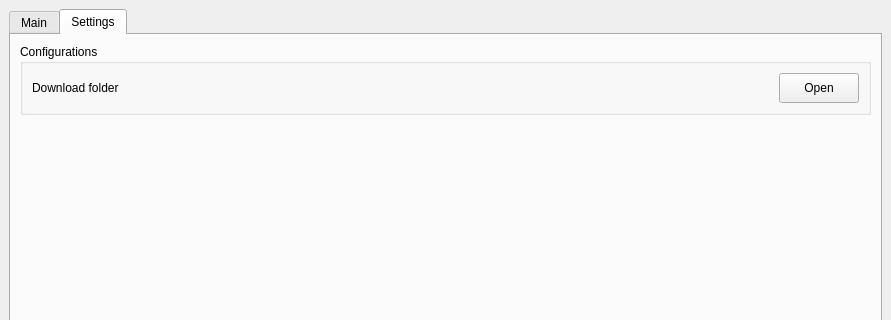
Old version of the form src/qgis_templates_symbology/ui/qgis_templates_symbology_main.ui in the repository hotosm/qgis-templates-and-symbology-plugin; both pictures show x 0 to 891 and y 0 to 320 of the 891 by 687 pixel window.
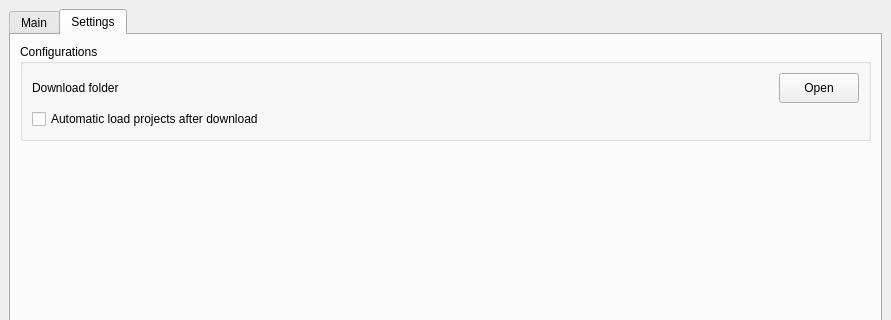
New version of the form. The open tabs and pages were chosen to show the change. Custom widgets are drawn as their Qt base class.

Commit message: loading project into QGIS

Diff of the .ui file:
```diff
--- a/src/qgis_templates_symbology/ui/qgis_templates_symbology_main.ui
+++ b/src/qgis_templates_symbology/ui/qgis_templates_symbology_main.ui
@@ -571,6 +571,16 @@
              </item>
             </layout>
            </item>
+           <item>
+            <widget class="QCheckBox" name="project_auto_load">
+             <property name="toolTip">
+              <string>Enable or disable automatic loading of QGIS projects after downloading them.</string>
+             </property>
+             <property name="text">
+              <string>Automatic load projects after download</string>
+             </property>
+            </widget>
+           </item>
           </layout>
          </widget>
         </item>
```
The commit also changes 3 other files.
